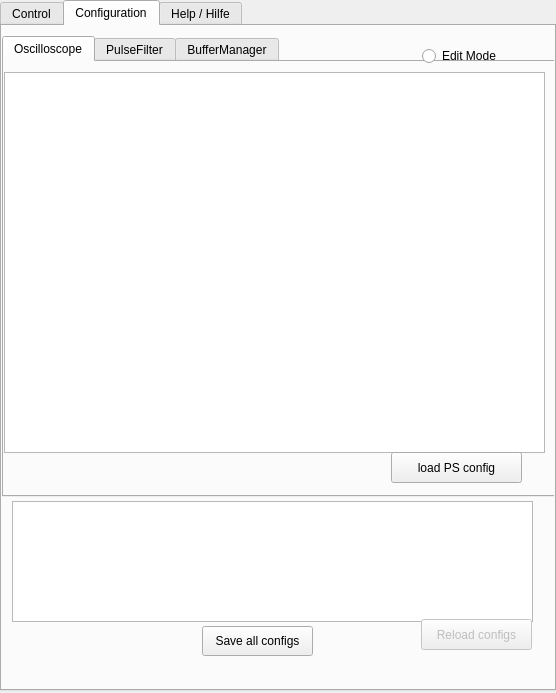
This is CosmoGui.ui in GuenterQuast/picoCosmo as Qt 5 draws it before an edit. The edited form follows.
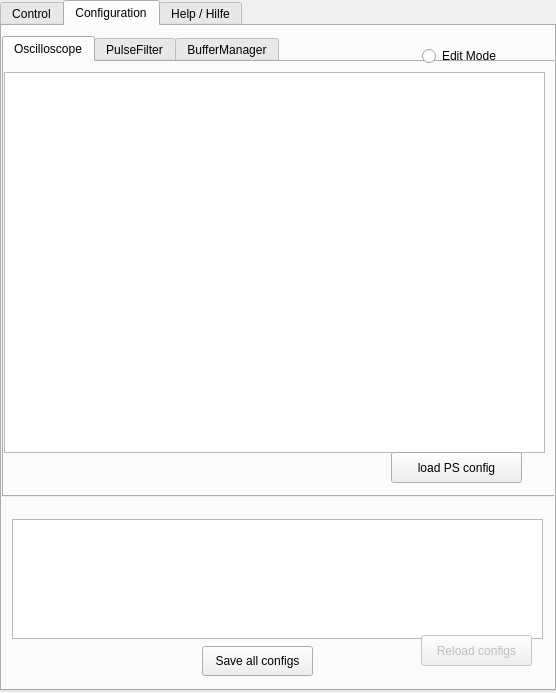
This is the edited form. The open tabs and pages were chosen to show the change. Icons and pictures are not drawn.

The edit to the form file:
```diff
--- a/CosmoGui.ui
+++ b/CosmoGui.ui
@@ -500,7 +500,7 @@
       <property name="geometry">
        <rect>
         <x>200</x>
-        <y>600</y>
+        <y>620</y>
         <width>111</width>
         <height>30</height>
        </rect>
@@ -516,9 +516,9 @@
       <property name="geometry">
        <rect>
         <x>10</x>
-        <y>475</y>
-        <width>521</width>
-        <height>121</height>
+        <y>493</y>
+        <width>531</width>
+        <height>120</height>
        </rect>
       </property>
       <property name="toolTip">
@@ -535,7 +535,7 @@
       <property name="geometry">
        <rect>
         <x>419</x>
-        <y>593</y>
+        <y>609</y>
         <width>111</width>
         <height>31</height>
        </rect>
```
